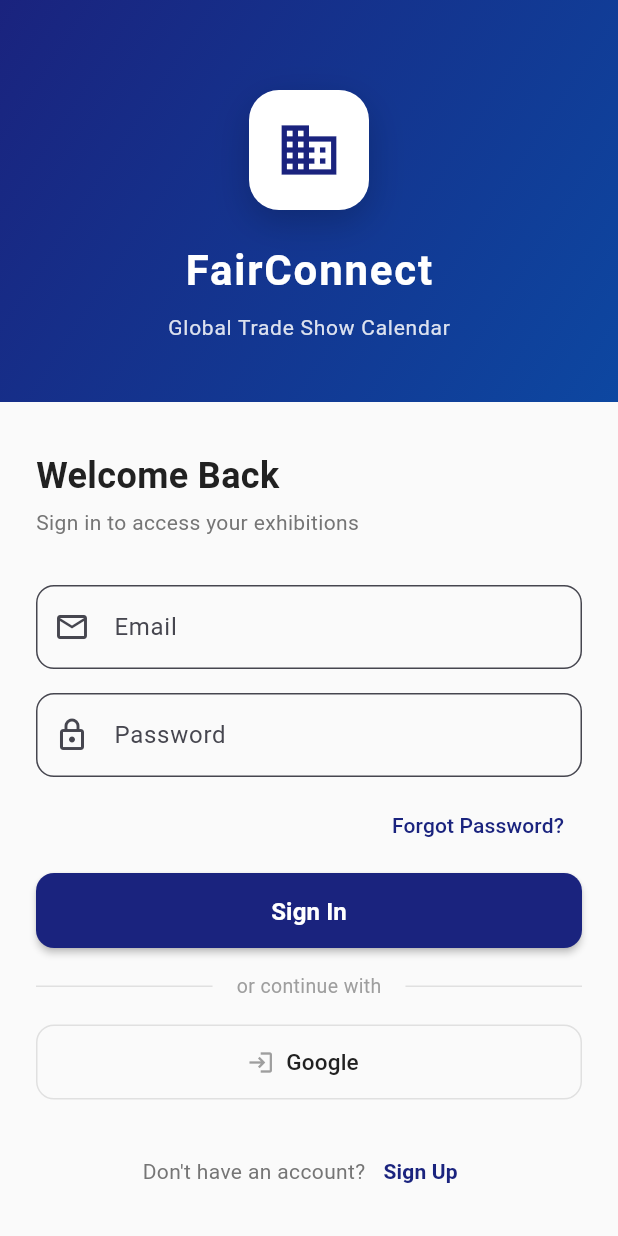
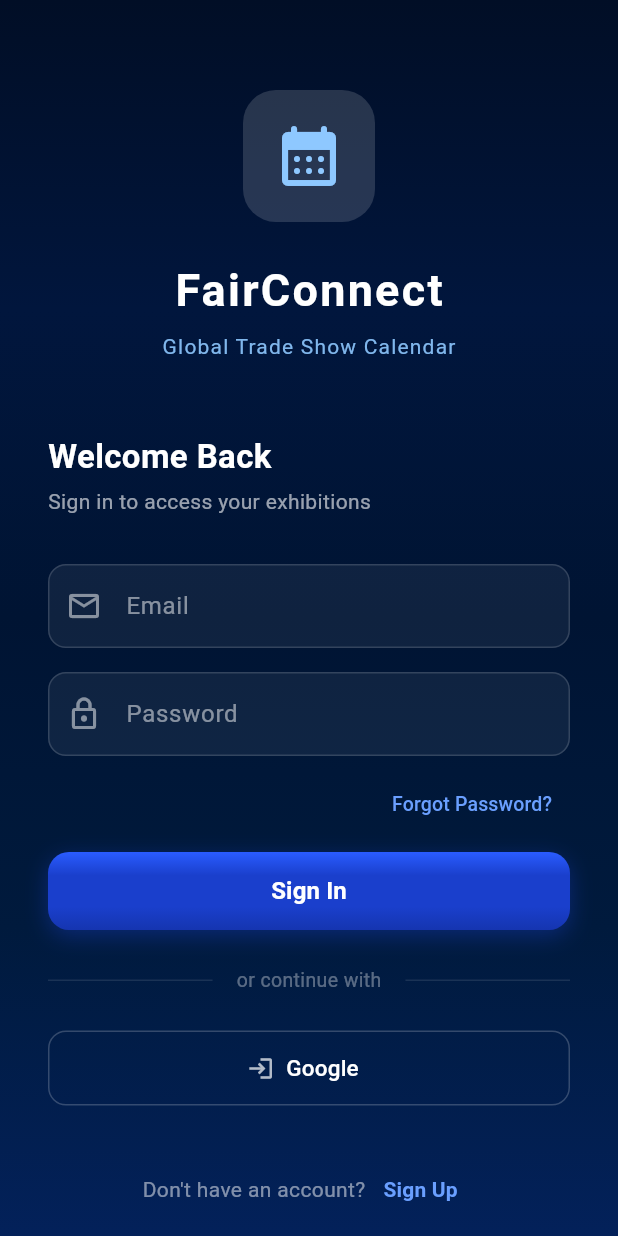
Before and after one commit to tijanikarim-blip/fairconnect, a Flutter app: the screen it shows after launch, on a phone screen of 412 x 824 dp. Run offline on Flutter 3.47's test engine with Material 3 defaults, Android fonts, the phone set to English and light mode, and no system bars; our stand-ins replace cloud_firestore, file_picker, firebase_auth, firebase_core, flutter_local_notifications, google_sign_in and 1 more; accounts and stored records are empty; network calls fail.

Commit message:
Redesign auth screen to full dark gradient matching design mockup

```diff
--- a/lib/screens/auth/auth_screen.dart
+++ b/lib/screens/auth/auth_screen.dart
@@ -1,7 +1,7 @@
 import 'package:flutter/material.dart';
 import 'package:provider/provider.dart';
 import '../../services/app_provider.dart';
-import '../../core/theme/colors.dart';
+
 
 class AuthScreen extends StatefulWidget {
   const AuthScreen({super.key});
@@ -29,131 +29,162 @@ class _AuthScreenState extends State<AuthScreen> {
     final provider = context.watch<AppProvider>();
 
     return Scaffold(
-      body: SingleChildScrollView(
+      body: Container(
+        width: double.infinity,
+        height: double.infinity,
+        decoration: const BoxDecoration(
+          gradient: LinearGradient(
+            begin: Alignment.topCenter,
+            end: Alignment.bottomCenter,
+            colors: [
+              Color(0xFF010E26),
+              Color(0xFF01163D),
+              Color(0xFF001433),
+              Color(0xFF001A3D),
+              Color(0xFF03215A),
+            ],
+          ),
+        ),
+        child: SafeArea(
+          child: SingleChildScrollView(
+            child: Padding(
+              padding: const EdgeInsets.symmetric(horizontal: 32),
               child: Column(
                 children: [
+                  const SizedBox(height: 60),
+                  // Logo icon
                   Container(
-              width: double.infinity,
-              padding: EdgeInsets.only(
-                top: MediaQuery.of(context).padding.top + 60,
-                bottom: 40,
+                    width: 88,
+                    height: 88,
+                    decoration: BoxDecoration(
+                      color: Colors.white.withValues(alpha: 0.15),
+                      borderRadius: BorderRadius.circular(22),
                     ),
-              decoration: const BoxDecoration(
-                gradient: LinearGradient(
-                  begin: Alignment.topLeft,
-                  end: Alignment.bottomRight,
-                  colors: [AppColors.primary, AppColors.secondary],
+                    child: const Icon(
+                      Icons.calendar_month_rounded,
+                      size: 48,
+                      color: Color(0xFF8EC8FF),
                     ),
                   ),
-              child: Column(
-                children: [
-                  Container(
-                    width: 80,
-                    height: 80,
-                    decoration: BoxDecoration(
-                      color: Colors.white,
-                      borderRadius: BorderRadius.circular(20),
-                      boxShadow: [
-                        BoxShadow(
-                          color: Colors.black.withValues(alpha: 0.2),
-                          blurRadius: 20,
-                          offset: const Offset(0, 8),
-                        ),
-                      ],
-                    ),
-                    child: const Icon(
-                      Icons.business,
-                      size: 44,
-                      color: AppColors.primary,
-                    ),
-                  ),
-                  const SizedBox(height: 20),
+                  const SizedBox(height: 24),
                   const Text(
                     'FairConnect',
                     style: TextStyle(
-                      fontSize: 28,
+                      fontSize: 30,
                       fontWeight: FontWeight.bold,
                       color: Colors.white,
-                      letterSpacing: 1.2,
+                      letterSpacing: 1.5,
                     ),
                   ),
-                  const SizedBox(height: 8),
+                  const SizedBox(height: 6),
                   Text(
                     'Global Trade Show Calendar',
                     style: TextStyle(
                       fontSize: 14,
-                      color: Colors.white.withValues(alpha: 0.85),
-                      letterSpacing: 0.5,
+                      color: const Color(0xFF8EC8FF).withValues(alpha: 0.9),
+                      letterSpacing: 0.8,
                     ),
                   ),
-                ],
-              ),
-            ),
-            Padding(
-              padding: const EdgeInsets.fromLTRB(24, 32, 24, 24),
-              child: Column(
-                crossAxisAlignment: CrossAxisAlignment.start,
-                children: [
-                  Text(
+                  const SizedBox(height: 48),
+                  // Heading
+                  Align(
+                    alignment: Alignment.centerLeft,
+                    child: Text(
                       _isLogin ? 'Welcome Back' : 'Create Account',
                       style: const TextStyle(
-                      fontSize: 24,
+                        fontSize: 22,
                         fontWeight: FontWeight.bold,
-                      color: AppColors.textPrimary,
+                        color: Colors.white,
+                      ),
                     ),
                   ),
                   const SizedBox(height: 4),
-                  Text(
+                  Align(
+                    alignment: Alignment.centerLeft,
+                    child: Text(
                       _isLogin
                           ? 'Sign in to access your exhibitions'
                           : 'Join FairConnect to get started',
-                    style: const TextStyle(
+                      style: TextStyle(
                         fontSize: 14,
-                      color: AppColors.textSecondary,
+                        color: Colors.white.withValues(alpha: 0.6),
+                      ),
                     ),
                   ),
                   const SizedBox(height: 32),
+                  // Email field
                   TextField(
                     controller: _emailController,
+                    style: const TextStyle(color: Colors.white),
                     decoration: InputDecoration(
                       labelText: 'Email',
-                      prefixIcon: const Icon(Icons.email_outlined),
-                      border: OutlineInputBorder(
+                      labelStyle: TextStyle(color: Colors.white.withValues(alpha: 0.5)),
+                      prefixIcon: Icon(Icons.email_outlined,
+                          color: Colors.white.withValues(alpha: 0.5)),
+                      enabledBorder: OutlineInputBorder(
                         borderRadius: BorderRadius.circular(12),
+                        borderSide:
+                            BorderSide(color: Colors.white.withValues(alpha: 0.15)),
+                      ),
+                      focusedBorder: OutlineInputBorder(
+                        borderRadius: BorderRadius.circular(12),
+                        borderSide:
+                            BorderSide(color: const Color(0xFF4A7FFF)),
                       ),
                       filled: true,
-                      fillColor: Colors.grey.shade50,
+                      fillColor: Colors.white.withValues(alpha: 0.06),
                     ),
                     keyboardType: TextInputType.emailAddress,
                   ),
                   const SizedBox(height: 16),
+                  // Password field
                   TextField(
                     controller: _passwordController,
+                    style: const TextStyle(color: Colors.white),
+                    obscureText: true,
                     decoration: InputDecoration(
                       labelText: 'Password',
-                      prefixIcon: const Icon(Icons.lock_outlined),
-                      border: OutlineInputBorder(
+                      labelStyle: TextStyle(color: Colors.white.withValues(alpha: 0.5)),
+                      prefixIcon: Icon(Icons.lock_outlined,
+                          color: Colors.white.withValues(alpha: 0.5)),
+                      enabledBorder: OutlineInputBorder(
                         borderRadius: BorderRadius.circular(12),
+                        borderSide:
+                            BorderSide(color: Colors.white.withValues(alpha: 0.15)),
+                      ),
+                      focusedBorder: OutlineInputBorder(
+                        borderRadius: BorderRadius.circular(12),
+                        borderSide:
+                            BorderSide(color: const Color(0xFF4A7FFF)),
                       ),
                       filled: true,
-                      fillColor: Colors.grey.shade50,
+                      fillColor: Colors.white.withValues(alpha: 0.06),
                     ),
-                    obscureText: true,
                   ),
                   if (!_isLogin) ...[
                     const SizedBox(height: 16),
                     TextField(
                       controller: _confirmController,
+                      style: const TextStyle(color: Colors.white),
+                      obscureText: true,
                       decoration: InputDecoration(
                         labelText: 'Confirm Password',
-                        prefixIcon: const Icon(Icons.lock_outlined),
-                        border: OutlineInputBorder(
+                        labelStyle: TextStyle(color: Colors.white.withValues(alpha: 0.5)),
+                        prefixIcon: Icon(Icons.lock_outlined,
+                            color: Colors.white.withValues(alpha: 0.5)),
+                        enabledBorder: OutlineInputBorder(
                           borderRadius: BorderRadius.circular(12),
+                          borderSide:
+                              BorderSide(color: Colors.white.withValues(alpha: 0.15)),
+                        ),
+                        focusedBorder: OutlineInputBorder(
+                          borderRadius: BorderRadius.circular(12),
+                          borderSide:
+                              BorderSide(color: const Color(0xFF4A7FFF)),
                         ),
                         filled: true,
-                        fillColor: Colors.grey.shade50,
+                        fillColor: Colors.white.withValues(alpha: 0.06),
                       ),
-                      obscureText: true,
                     ),
                   ],
                   const SizedBox(height: 8),
@@ -164,25 +195,50 @@ class _AuthScreenState extends State<AuthScreen> {
                         onPressed: () {},
                         child: const Text(
                           'Forgot Password?',
-                          style: TextStyle(color: AppColors.primary),
+                          style: TextStyle(
+                            color: Color(0xFF6A9FFF),
+                            fontSize: 13,
+                          ),
                         ),
                       ),
                     ),
                   const SizedBox(height: 8),
+                  // Sign In button
                   SizedBox(
                     width: double.infinity,
-                    height: 50,
+                    height: 52,
+                    child: DecoratedBox(
+                      decoration: BoxDecoration(
+                        borderRadius: BorderRadius.circular(14),
+                        gradient: const LinearGradient(
+                          begin: Alignment.topCenter,
+                          end: Alignment.bottomCenter,
+                          colors: [
+                            Color(0xFF2A5CFF),
+                            Color(0xFF1A3FCC),
+                            Color(0xFF1A3FCC),
+                            Color(0xFF1535B0),
+                          ],
+                          stops: [0.0, 0.3, 0.7, 1.0],
+                        ),
+                        boxShadow: [
+                          BoxShadow(
+                            color: const Color(0xFF1A3FCC).withValues(alpha: 0.4),
+                            blurRadius: 12,
+                            offset: const Offset(0, 4),
+                          ),
+                        ],
+                      ),
                       child: ElevatedButton(
                         onPressed: provider.isLoading
                             ? null
                             : () => _submit(provider),
                         style: ElevatedButton.styleFrom(
-                        backgroundColor: AppColors.primary,
-                        foregroundColor: Colors.white,
+                          backgroundColor: Colors.transparent,
+                          shadowColor: Colors.transparent,
                           shape: RoundedRectangleBorder(
-                          borderRadius: BorderRadius.circular(12),
+                            borderRadius: BorderRadius.circular(14),
                           ),
-                        elevation: 2,
                         ),
                         child: provider.isLoading
                             ? const SizedBox(
@@ -193,33 +249,39 @@ class _AuthScreenState extends State<AuthScreen> {
                                   color: Colors.white,
                                 ),
                               )
-                          : Text(
-                              _isLogin ? 'Sign In' : 'Create Account',
-                              style: const TextStyle(
+                            : const Text(
+                                'Sign In',
+                                style: TextStyle(
                                   fontSize: 16,
                                   fontWeight: FontWeight.w600,
+                                  color: Colors.white,
                                 ),
                               ),
                       ),
                     ),
-                  const SizedBox(height: 16),
+                  ),
+                  const SizedBox(height: 24),
+                  // Divider
                   Row(
                     children: [
-                      Expanded(child: Divider(color: Colors.grey.shade300)),
+                      Expanded(
+                          child: Divider(color: Colors.white.withValues(alpha: 0.1))),
                       Padding(
                         padding: const EdgeInsets.symmetric(horizontal: 16),
                         child: Text(
                           'or continue with',
                           style: TextStyle(
-                            color: Colors.grey.shade500,
+                            color: Colors.white.withValues(alpha: 0.35),
                             fontSize: 13,
                           ),
                         ),
                       ),
-                      Expanded(child: Divider(color: Colors.grey.shade300)),
+                      Expanded(
+                          child: Divider(color: Colors.white.withValues(alpha: 0.1))),
                     ],
                   ),
-                  const SizedBox(height: 16),
+                  const SizedBox(height: 24),
+                  // Google button
                   SizedBox(
                     width: double.infinity,
                     height: 50,
@@ -227,23 +289,30 @@ class _AuthScreenState extends State<AuthScreen> {
                       onPressed: provider.isLoading
                           ? null
                           : () => _signInWithGoogle(provider),
-                      icon: const Icon(Icons.login, color: Colors.grey),
+                      icon: Image.network(
+                        'https://www.gstatic.com/firebasejs/ui/2.0.0/images/auth/google.svg',
+                        height: 20,
+                        width: 20,
+                        errorBuilder: (_, _, _) =>
+                            const Icon(Icons.login, color: Colors.white70),
+                      ),
                       label: const Text(
                         'Google',
                         style: TextStyle(
-                          color: AppColors.textPrimary,
+                          color: Colors.white,
                           fontSize: 15,
                         ),
                       ),
                       style: OutlinedButton.styleFrom(
-                        side: BorderSide(color: Colors.grey.shade300),
+                        side: BorderSide(color: Colors.white.withValues(alpha: 0.2)),
                         shape: RoundedRectangleBorder(
                           borderRadius: BorderRadius.circular(12),
                         ),
                       ),
                     ),
                   ),
-                  const SizedBox(height: 24),
+                  const SizedBox(height: 32),
+                  // Toggle
                   Row(
                     mainAxisAlignment: MainAxisAlignment.center,
                     children: [
@@ -251,7 +320,10 @@ class _AuthScreenState extends State<AuthScreen> {
                         _isLogin
                             ? "Don't have an account?"
                             : 'Already have an account?',
-                        style: const TextStyle(color: AppColors.textSecondary),
+                        style: TextStyle(
+                          color: Colors.white.withValues(alpha: 0.5),
+                          fontSize: 14,
+                        ),
                       ),
                       TextButton(
                         onPressed: () {
@@ -264,7 +336,8 @@ class _AuthScreenState extends State<AuthScreen> {
                           _isLogin ? 'Sign Up' : 'Sign In',
                           style: const TextStyle(
                             fontWeight: FontWeight.w600,
-                            color: AppColors.primary,
+                            color: Color(0xFF6A9FFF),
+                            fontSize: 14,
                           ),
                         ),
                       ),
@@ -277,23 +350,26 @@ class _AuthScreenState extends State<AuthScreen> {
                         width: double.infinity,
                         padding: const EdgeInsets.all(12),
                         decoration: BoxDecoration(
-                          color: Colors.red.shade50,
+                          color: Colors.red.withValues(alpha: 0.15),
                           borderRadius: BorderRadius.circular(8),
+                          border: Border.all(
+                              color: Colors.red.withValues(alpha: 0.3)),
                         ),
                         child: Text(
                           provider.error!,
                           style: const TextStyle(
-                            color: AppColors.error,
+                            color: Color(0xFFFF6B6B),
                             fontSize: 13,
                           ),
                           textAlign: TextAlign.center,
                         ),
                       ),
                     ),
+                  const SizedBox(height: 32),
                 ],
               ),
             ),
-          ],
+          ),
         ),
       ),
     );
```
Also changed, not shown: CHANGELOG.txt. Lines whose indentation alone changed are shown as unchanged.
